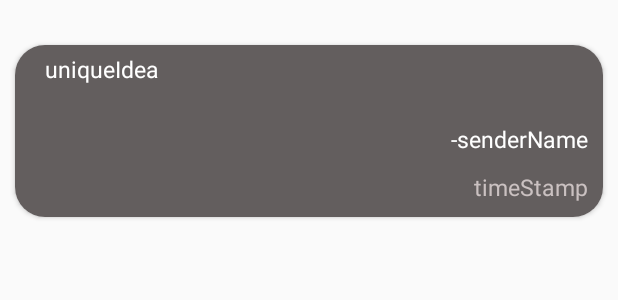
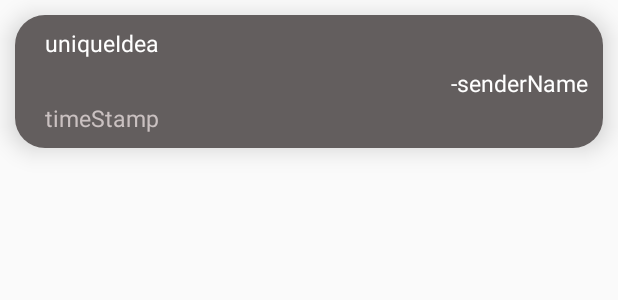
Before and after one commit to jaydholakiya/digiM, an Android app: the layout idea_card.xml on its own in the app's theme, with its tools: preview values and no code run, on a phone screen of 412 x 824 dp. Shown: the top 300 px of the screen. Run offline under Robolectric (Android 15) with nearby library versions, the phone set to English and light mode, and no system bars.

Commit message:
Fixed the bugs of toolbar in dashboard, and also implemented the logic of go to back from fragment to activity. Improved the UI of getIdea portion.

```diff
--- a/app/src/main/java/com/jnd/digim/RateUs.java
+++ b/app/src/main/java/com/jnd/digim/RateUs.java
@@ -67,7 +67,6 @@ public class RateUs extends Fragment {
                 });
             }
         });
-
         return view;
     }
 }
--- a/app/src/main/res/layout/bottom_sheet_rating.xml
+++ b/app/src/main/res/layout/bottom_sheet_rating.xml
@@ -7,7 +7,6 @@
     android:id="@+id/bottomDialogRate"
     android:background="@drawable/bottom_sheet_background"
     android:layout_height="wrap_content"
-    android:maxHeight="600dp"
     android:orientation="vertical">
 
     <TextView
--- a/app/src/main/res/layout/idea_card.xml
+++ b/app/src/main/res/layout/idea_card.xml
@@ -6,19 +6,23 @@
     android:layout_width="match_parent"
     android:layout_height="wrap_content"
     android:orientation="vertical"
-    android:layout_marginTop="30dp"
     android:layout_marginLeft="10dp"
     android:layout_marginRight="10dp"
+    android:layout_marginTop="10dp"
+    app:cardElevation="10dp"
+    android:outlineAmbientShadowColor="@color/text"
     android:layout_marginBottom="10dp"
     app:cardCornerRadius="20dp">
-
+    <Space
+        android:layout_width="match_parent"
+        android:layout_height="wrap_content"/>
     <ScrollView
         android:layout_width="match_parent"
         android:layout_height="match_parent">
 
     <LinearLayout
         android:layout_width="match_parent"
-        android:layout_height="130dp"
+        android:layout_height="wrap_content"
         android:orientation="vertical"
         android:background="@color/grey">
 
@@ -28,8 +32,7 @@
                 android:layout_height="wrap_content"
                 android:textColor="@color/text"
                 android:layout_marginLeft="20dp"
-                android:layout_marginTop="5dp"
-                android:layout_marginBottom="20dp"
+                android:layout_marginTop="8dp"
                 android:layout_marginRight="20dp"
                 android:textSize="15sp"
                 android:text="uniqueIdea"/>
@@ -40,7 +43,7 @@
             android:layout_height="wrap_content"
             android:layout_gravity="end"
             android:layout_marginTop="5dp"
-            android:layout_marginBottom="5dp"
+            android:layout_marginBottom="2dp"
             android:layout_marginRight="10dp"
             android:text="-senderName"
             android:textColor="@color/text"
@@ -50,10 +53,9 @@
             android:id="@+id/timeStamp"
             android:layout_width="wrap_content"
             android:layout_height="wrap_content"
-            android:layout_gravity="end"
-            android:layout_marginTop="5dp"
+            android:layout_gravity="start"
             android:layout_marginBottom="9dp"
-            android:layout_marginRight="10dp"
+            android:layout_marginLeft="20dp"
             android:text="timeStamp"
             android:textColor="#CAC1C1"
             android:textSize="15sp" />
--- a/app/src/main/res/layout/rate_us.xml
+++ b/app/src/main/res/layout/rate_us.xml
@@ -1,6 +1,7 @@
 <?xml version="1.0" encoding="utf-8"?>
 <RelativeLayout xmlns:android="http://schemas.android.com/apk/res/android"
     xmlns:app="http://schemas.android.com/apk/res-auto"
+    android:id="@+id/rateFragment"
     android:layout_width="match_parent"
     android:padding="5dp"
     android:layout_height="match_parent">
--- a/app/src/main/res/layout/toolbar.xml
+++ b/app/src/main/res/layout/toolbar.xml
@@ -15,7 +15,6 @@
         android:theme="@style/Theme.AppCompat.Light.DarkActionBar"
         app:layout_constraintEnd_toEndOf="parent"
         app:layout_constraintStart_toStartOf="parent"
-        app:navigationIcon="@drawable/ic_menu_24dp"
         app:titleTextColor="@color/text">
 
 <!--        <TextView-->
```
Also changed, not shown: app/src/main/java/com/jnd/digim/DashboardActivity.java (+14 -11 lines), app/src/main/java/com/jnd/digim/HomeActivity.java (+17 -11 lines), app/src/main/java/com/jnd/digim/IdeaFragment.java (+60 -0 lines), app/src/main/res/layout/activity_dashboard.xml (+6 -2 lines), app/src/main/res/layout/idea_fragment.xml (+7 -4 lines).
